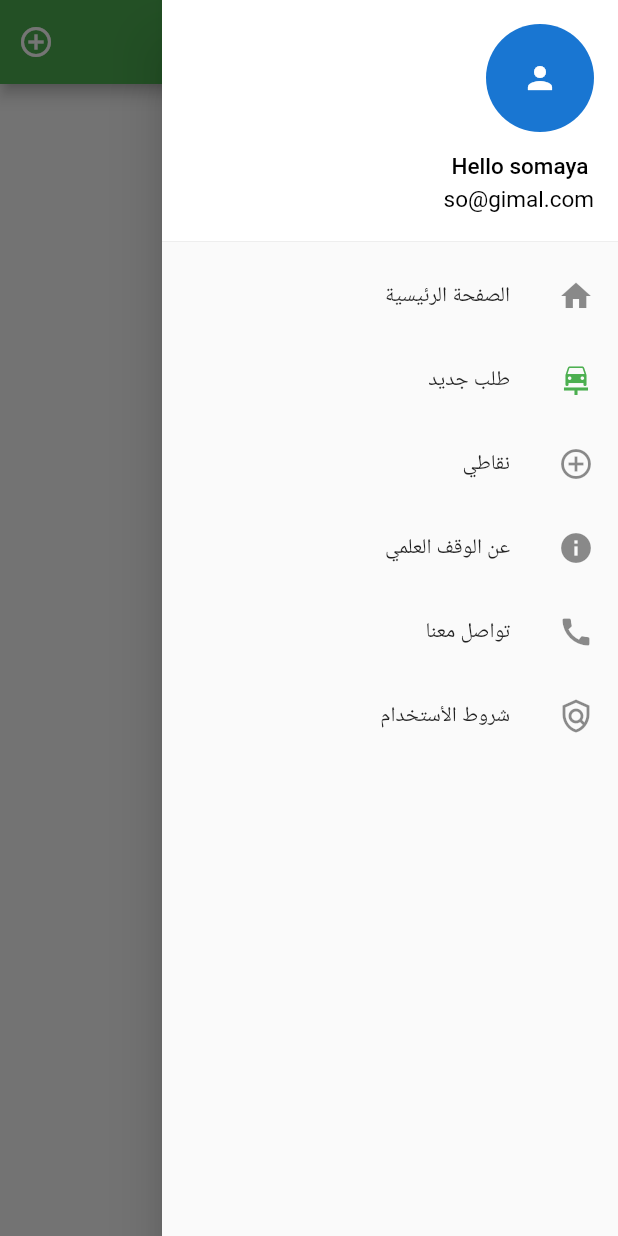
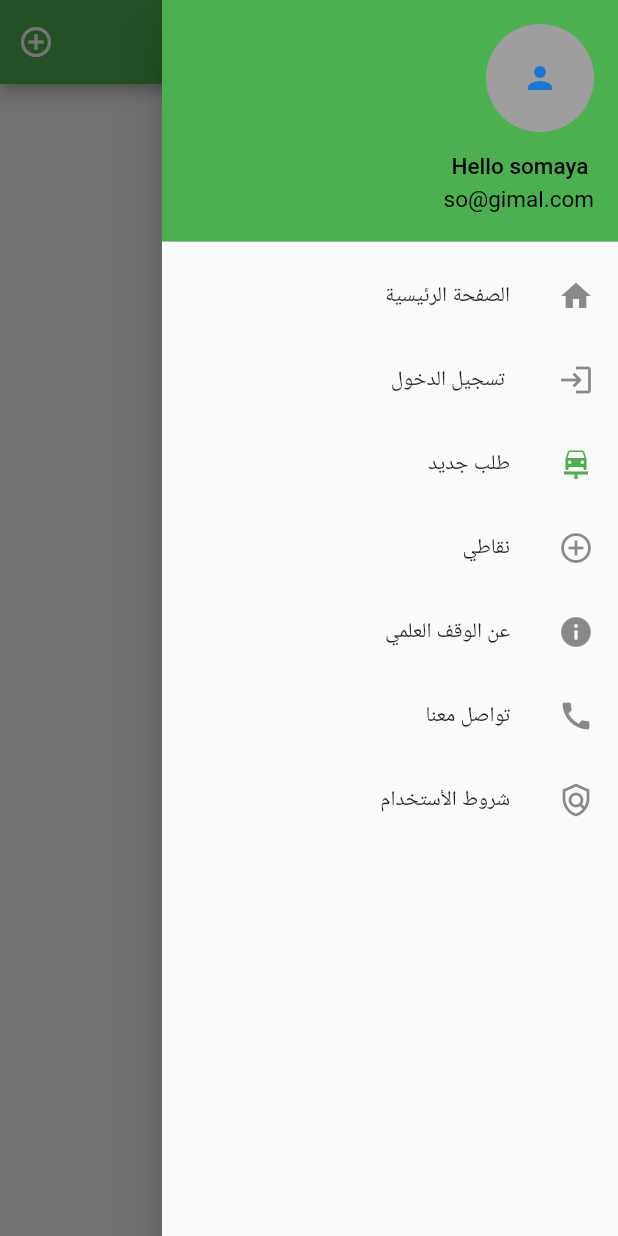
Before and after one commit to Team-Dawerha/dawerha_updated, a Flutter app: the screen it shows after launch, with the side drawer open, on a phone screen of 412 x 824 dp. Run offline on Flutter 3.47's test engine with Material 2 defaults, Android fonts, the phone set to English and light mode, and no system bars.

Commit message:
login page

```diff
--- a/lib/main.dart
+++ b/lib/main.dart
@@ -1,4 +1,7 @@
+import 'dart:developer';
+
 import 'package:dawerha/screens/introScreen.dart';
+import 'package:dawerha/screens/login.dart';
 import 'package:flutter/material.dart';
 import 'package:dawerha/screens/home.dart';
 
@@ -11,7 +14,12 @@ class MyApp extends StatelessWidget {
     return MaterialApp(
       debugShowCheckedModeBanner: false,
       title: "DAWERHA",
-      home: Home() ,
-    );//End
-    }
+      home: Home(),
+      routes: {
+        "login": (context) {
+          return Log();
+        }
+      },
+    ); //End
   }
+}
--- a/lib/menu/MyDawerha.dart
+++ b/lib/menu/MyDawerha.dart
@@ -1,58 +1,78 @@
 import 'package:flutter/material.dart';
 
-class MyDrawer extends StatelessWidget{
+class MyDrawer extends StatelessWidget {
   @override
   Widget build(BuildContext context) {
-
     return Drawer(
       child: ListView(
         children: <Widget>[
           UserAccountsDrawerHeader(
-            accountName: Text(" Hello somaya",style: TextStyle(color: Colors.black,fontSize:15),),
-            accountEmail: Text("so@gimal.com",style: TextStyle(color: Colors.black,fontSize:15),),
-            currentAccountPicture:
-            CircleAvatar(child: Icon(Icons.person)),
+            accountName: Text(
+              " Hello somaya",
+              style: TextStyle(color: Colors.black, fontSize: 15),
+            ),
+            accountEmail: Text(
+              "so@gimal.com",
+              style: TextStyle(
+                color: Colors.black,
+                fontSize: 15,
+              ),
+            ),
+            currentAccountPicture: CircleAvatar(
+                child: Icon(Icons.person), backgroundColor: Colors.grey),
             decoration: BoxDecoration(
-              color: Colors.white,
+              color: Colors.green,
             ),
           ),
           ListTile(
-            title:Text("الصفحة الرئيسية"),
+            title: Text("الصفحة الرئيسية"),
             leading: Icon(Icons.home),
-            onTap: (){
-              print("tap");},
+            onTap: () {
+              print("tap");
+            },
           ),
           ListTile(
-            title:Text("طلب جديد"),
-            leading: Icon(Icons.car_repair,color: Colors.green),
-            onTap: (){
-              print("tap");},
+            title: Text(" تسجيل الدخول "),
+            leading: Icon(Icons.login),
+            onTap: () {
+              Navigator.of(context).pushNamed("login");
+            },
           ),
           ListTile(
-            title:Text("نقاطي"),
-            leading: Icon(Icons.control_point),
-            onTap: (){
-              print("tap");},
+            title: Text("طلب جديد"),
+            leading: Icon(Icons.car_repair, color: Colors.green),
+            onTap: () {
+              print("tap");
+            },
           ),
           ListTile(
-            title:Text("عن الوقف العلمي"),
-            leading: Icon(Icons.info),
-            onTap: (){
-              print("tap");},
+            title: Text("نقاطي"),
+            leading: Icon(Icons.control_point),
+            onTap: () {
+              print("tap");
+            },
           ),
           ListTile(
-            title:Text("تواصل معنا "),
-            leading: Icon(Icons.call),
-            onTap: (){
-              print("tap");},
+            title: Text("عن الوقف العلمي"),
+            leading: Icon(Icons.info),
+            onTap: () {
+              print("tap");
+            },
           ),
           ListTile(
-            title:Text("شروط الأستخدام "),
+            title: Text("تواصل معنا "),
+            leading: Icon(Icons.call),
+            onTap: () {
+              print("tap");
+            },
+          ),
+          ListTile(
+            title: Text("شروط الأستخدام "),
             leading: Icon(Icons.policy_outlined),
-            onTap: (){
-              print("tap");},
-          )
-
+            onTap: () {
+              print("tap");
+            },
+          ),
         ],
       ),
     );
```
Also changed, not shown: lib/screens/login.dart (added, +23 -0 lines).
